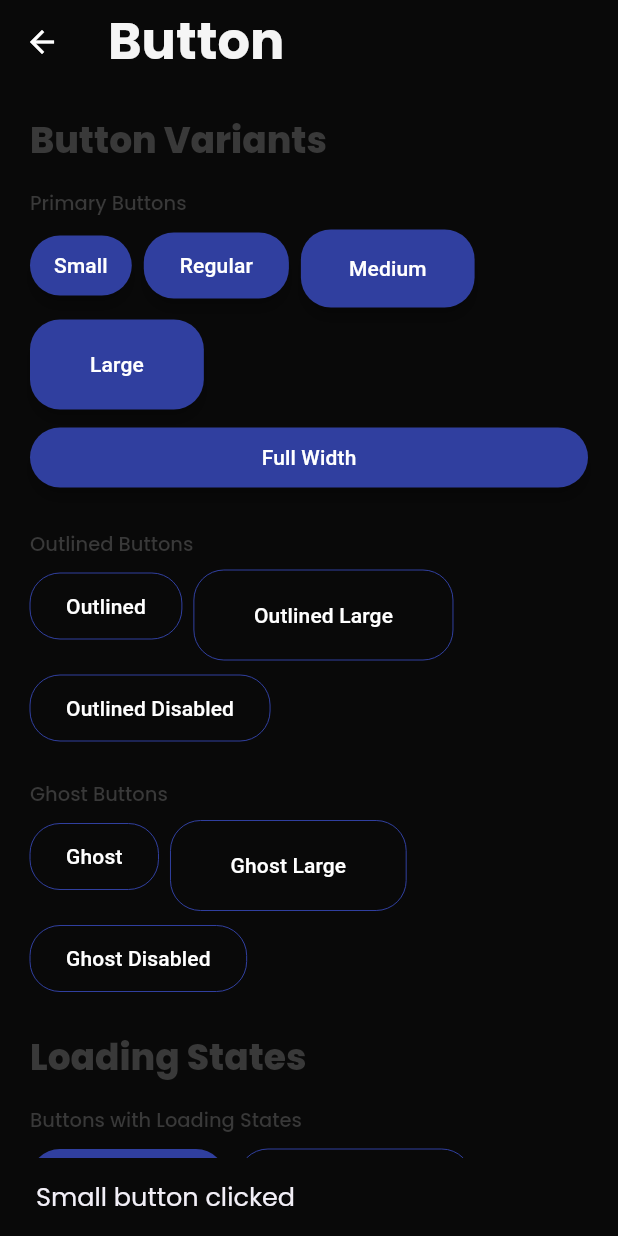
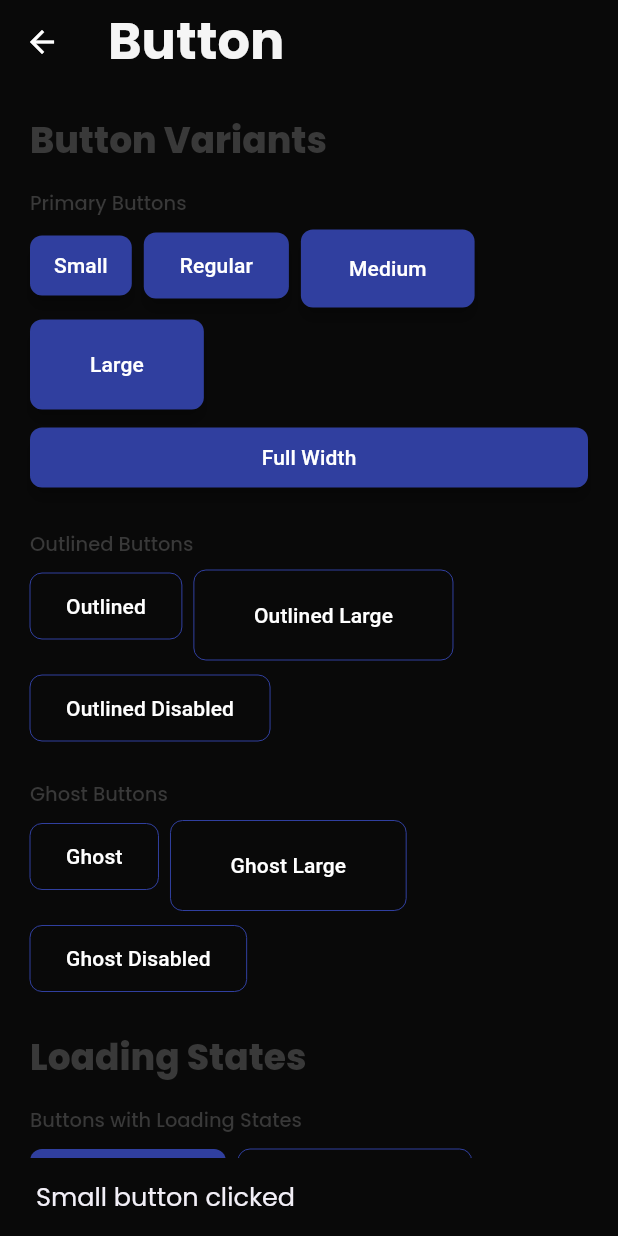
Before and after one commit to ajianaz/micropack_ui_kit, a Flutter app: the ButtonPage screen opened directly, after a tap on "Small", on a phone screen of 412 x 824 dp. Run offline on Flutter 3.47's test engine with Material 3 defaults, Android fonts, the phone set to English and light mode, and no system bars; our stand-ins replace flutter_animate, flutter_screenutil, flutter_spinkit, font_awesome_flutter, gap, google_fonts and 3 more; accounts and stored records are empty; network calls fail.

Commit message:
docs: Remove Phase 2 implementation strategy document and update MPTextField and MPButton components.

```diff
--- a/lib/src/components/button/mp_button.dart
+++ b/lib/src/components/button/mp_button.dart
@@ -159,7 +159,7 @@ class _MPButtonState extends State<MPButton> {
         shape: WidgetStateProperty.all(
           RoundedRectangleBorder(
             borderRadius: widget.borderRadius ??
-                BorderRadius.circular(widget.radius ?? MpUiKit.buttonRadius),
+                BorderRadius.circular(widget.radius ?? 8),
             side: _getBorderSide(),
           ),
         ),
@@ -173,6 +173,9 @@ class _MPButtonState extends State<MPButton> {
         maximumSize: WidgetStateProperty.all(widget.maximumSize),
         // Theme-aware state colors
         overlayColor: WidgetStateProperty.resolveWith<Color?>((states) {
+          if (states.contains(WidgetState.disabled)) {
+            return context.mp.disabledColor;
+          }
           if (states.contains(WidgetState.hovered)) {
             return _getHoverColor();
           }
@@ -198,6 +201,7 @@ class _MPButtonState extends State<MPButton> {
   }
 
   /// Builds loading content with theme-aware spinner color
+  /// Uses the appropriate text color for the spinner based on button variant
   Widget _buildLoadingContent() {
     if (widget.loadingWidget != null) {
       return widget.loadingWidget!;
@@ -216,6 +220,10 @@ class _MPButtonState extends State<MPButton> {
   }
 
   /// Gets theme-aware background color based on button variant
+  /// Uses appropriate theme colors for each variant:
+  /// - primary: uses theme primary color
+  /// - outlined/ghost/text: transparent background
+  /// - danger/success/warning/info: uses respective theme colors
   Color _getBackgroundColor() {
     switch (widget.variant) {
       case MPButtonVariant.primary:
@@ -238,6 +246,10 @@ class _MPButtonState extends State<MPButton> {
   }
 
   /// Gets theme-aware border side based on button variant
+  /// Uses appropriate theme colors for each variant:
+  /// - primary/danger/success/warning/info: uses primaryBorder or respective color borders
+  /// - outlined/ghost: uses primary color for border
+  /// - text: transparent border
   BorderSide _getBorderSide() {
     if (widget.variant == MPButtonVariant.primary ||
         widget.variant == MPButtonVariant.danger ||
@@ -287,6 +299,9 @@ class _MPButtonState extends State<MPButton> {
   }
 
   /// Gets theme-aware text color based on button variant
+  /// Uses appropriate theme colors for each variant:
+  /// - primary/danger/success/warning/info: uses neutral100 (light text on colored background)
+  /// - outlined/ghost/text: uses primary color for transparent buttons
   Color _getTextColor() {
     if (widget.textColor != null) return widget.textColor!;
 
@@ -374,6 +389,9 @@ class _MPButtonState extends State<MPButton> {
   }
 
   /// Gets theme-aware icon color based on button variant
+  /// Uses appropriate theme colors for each variant:
+  /// - primary/danger/success/warning/info: uses neutral100 (light icon on colored background)
+  /// - outlined/ghost/text: uses primary color for transparent buttons
   Color _getIconColor() {
     if (widget.iconColor != null) return widget.iconColor!;
 
@@ -425,6 +443,10 @@ class _MPButtonState extends State<MPButton> {
   }
 
   /// Gets theme-aware hover color based on button variant
+  /// Uses appropriate theme colors for each variant:
+  /// - primary: uses primaryHover
+  /// - danger/success/warning/info: uses respective color with 0.8 opacity
+  /// - outlined/ghost/text: uses primaryHover with 0.1 opacity
   Color _getHoverColor() {
     switch (widget.variant) {
       case MPButtonVariant.primary:
@@ -445,6 +467,10 @@ class _MPButtonState extends State<MPButton> {
   }
 
   /// Gets theme-aware pressed color based on button variant
+  /// Uses appropriate theme colors for each variant:
+  /// - primary: uses primaryPressed
+  /// - danger/success/warning/info: uses respective color with 0.6 opacity
+  /// - outlined/ghost/text: uses primaryPressed with 0.2 opacity
   Color _getPressedColor() {
     switch (widget.variant) {
       case MPButtonVariant.primary:
@@ -465,6 +491,10 @@ class _MPButtonState extends State<MPButton> {
   }
 
   /// Gets theme-aware focus color based on button variant
+  /// Uses appropriate theme colors for each variant:
+  /// - primary: uses primaryFocus
+  /// - danger/success/warning/info: uses respective color with 0.3 opacity
+  /// - outlined/ghost/text: uses primaryFocus with 0.1 opacity
   Color _getFocusColor() {
     switch (widget.variant) {
       case MPButtonVariant.primary:
```
Also changed, not shown: 1 other file.
